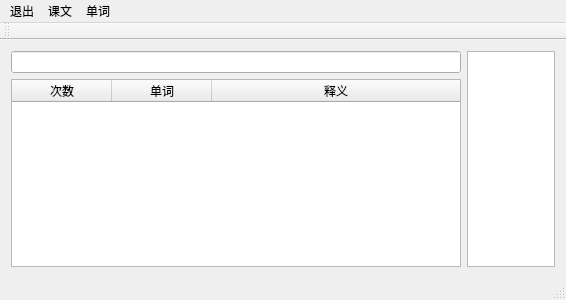
First picture: the form in src/mainwindow.ui, repository Ji-Yuhang/nce, before the edit.
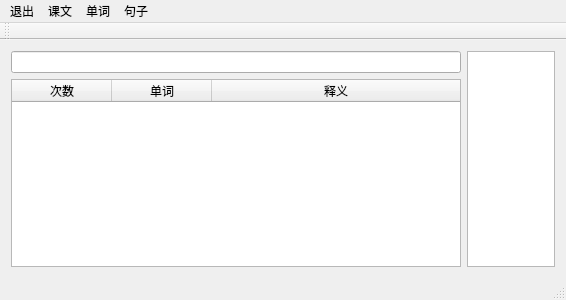
Second picture: the form after the edit.

Commit message:
增加句子分析
依赖与第三方程序dict

```diff
--- a/src/mainwindow.ui
+++ b/src/mainwindow.ui
@@ -57,7 +57,7 @@
      <x>0</x>
      <y>0</y>
      <width>566</width>
-     <height>22</height>
+     <height>26</height>
     </rect>
    </property>
    <widget class="QMenu" name="menu">
@@ -80,9 +80,16 @@
     </property>
     <addaction name="word"/>
    </widget>
+   <widget class="QMenu" name="menu_3">
+    <property name="title">
+     <string>句子</string>
+    </property>
+    <addaction name="actionSentence"/>
+   </widget>
    <addaction name="menu"/>
    <addaction name="menu_2"/>
    <addaction name="menuS"/>
+   <addaction name="menu_3"/>
   </widget>
   <widget class="QToolBar" name="mainToolBar">
    <attribute name="toolBarArea">
```
Left out of the diff: 5 changed lines with no effect on the pictures. The commit also changes 4 other files.
